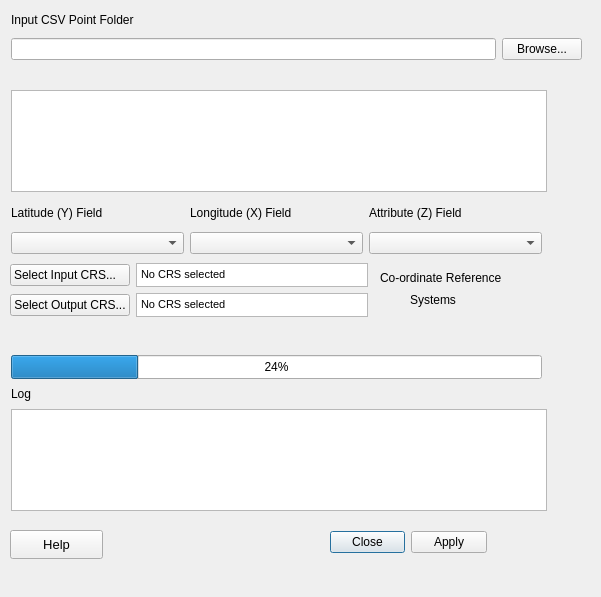
The window that CSV2Grid/CSV2Grid_form.ui (tlbtlb/MarineToolsQGIS) describes before a commit, drawn with Qt 5.
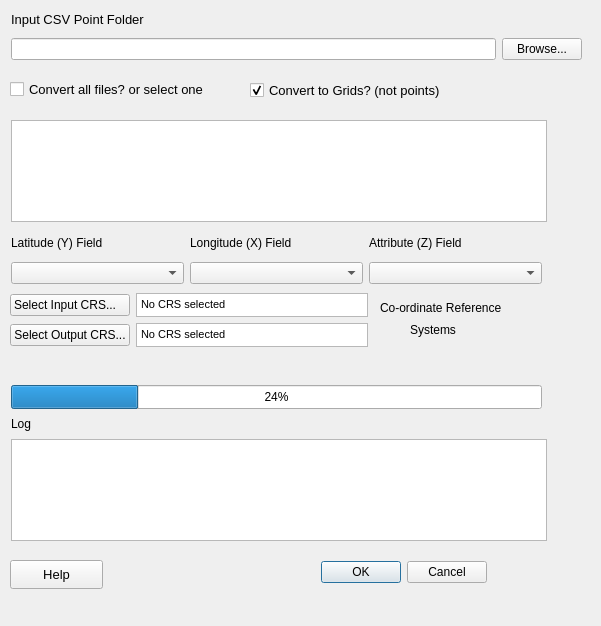
The same window after the commit. Icons and pictures are not drawn.

```diff
--- a/CSV2Grid/CSV2Grid_form.ui
+++ b/CSV2Grid/CSV2Grid_form.ui
@@ -13,7 +13,7 @@
     <x>0</x>
     <y>0</y>
     <width>601</width>
-    <height>597</height>
+    <height>626</height>
    </rect>
   </property>
   <property name="font">
@@ -36,6 +36,13 @@
      <height>16</height>
     </rect>
    </property>
+   <property name="font">
+    <font>
+     <family>Arial</family>
+     <pointsize>10</pointsize>
+     <bold>false</bold>
+    </font>
+   </property>
    <property name="text">
     <string>Input CSV Point Folder</string>
    </property>
@@ -68,7 +75,7 @@
    <property name="geometry">
     <rect>
      <x>11</x>
-     <y>90</y>
+     <y>120</y>
      <width>536</width>
      <height>102</height>
     </rect>
@@ -78,7 +85,7 @@
    <property name="geometry">
     <rect>
      <x>11</x>
-     <y>332</y>
+     <y>362</y>
      <width>181</width>
      <height>16</height>
     </rect>
@@ -96,7 +103,7 @@
    <property name="geometry">
     <rect>
      <x>11</x>
-     <y>355</y>
+     <y>385</y>
      <width>531</width>
      <height>24</height>
     </rect>
@@ -109,7 +116,7 @@
    <property name="geometry">
     <rect>
      <x>11</x>
-     <y>386</y>
+     <y>416</y>
      <width>231</width>
      <height>16</height>
     </rect>
@@ -122,7 +129,7 @@
    <property name="geometry">
     <rect>
      <x>11</x>
-     <y>409</y>
+     <y>439</y>
      <width>536</width>
      <height>102</height>
     </rect>
@@ -131,9 +138,9 @@
   <widget class="QDialogButtonBox" name="BtnApplyClose">
    <property name="geometry">
     <rect>
-     <x>330</x>
-     <y>530</y>
-     <width>157</width>
+     <x>246</x>
+     <y>560</y>
+     <width>241</width>
      <height>24</height>
     </rect>
    </property>
@@ -141,7 +148,7 @@
     <enum>Qt::Horizontal</enum>
    </property>
    <property name="standardButtons">
-    <set>QDialogButtonBox::Apply|QDialogButtonBox::Close</set>
+    <set>QDialogButtonBox::Cancel|QDialogButtonBox::Ok</set>
    </property>
    <property name="centerButtons">
     <bool>false</bool>
@@ -151,7 +158,7 @@
    <property name="geometry">
     <rect>
      <x>10</x>
-     <y>530</y>
+     <y>560</y>
      <width>93</width>
      <height>29</height>
     </rect>
@@ -220,7 +227,7 @@
    <property name="geometry">
     <rect>
      <x>11</x>
-     <y>199</y>
+     <y>229</y>
      <width>531</width>
      <height>55</height>
     </rect>
@@ -262,7 +269,7 @@
    <property name="geometry">
     <rect>
      <x>10</x>
-     <y>260</y>
+     <y>290</y>
      <width>358</width>
      <height>31</height>
     </rect>
@@ -322,7 +329,7 @@
    <property name="geometry">
     <rect>
      <x>10</x>
-     <y>290</y>
+     <y>320</y>
      <width>358</width>
      <height>31</height>
     </rect>
@@ -382,7 +389,7 @@
    <property name="geometry">
     <rect>
      <x>380</x>
-     <y>270</y>
+     <y>300</y>
      <width>151</width>
      <height>16</height>
     </rect>
@@ -399,7 +406,7 @@
    <property name="geometry">
     <rect>
      <x>410</x>
-     <y>290</y>
+     <y>320</y>
      <width>101</width>
      <height>20</height>
     </rect>
@@ -416,7 +423,7 @@
    <property name="geometry">
     <rect>
      <x>520</x>
-     <y>520</y>
+     <y>550</y>
      <width>61</width>
      <height>61</height>
     </rect>
@@ -425,7 +432,54 @@
     <string/>
    </property>
    <property name="pixmap">
-    <pixmap>NOC.png</pixmap>
+    <pixmap>../icons/NOC.png</pixmap>
+   </property>
+  </widget>
+  <widget class="QCheckBox" name="Do_all">
+   <property name="geometry">
+    <rect>
+     <x>10</x>
+     <y>80</y>
+     <width>211</width>
+     <height>18</height>
+    </rect>
+   </property>
+   <property name="font">
+    <font>
+     <pointsize>10</pointsize>
+     <bold>false</bold>
+    </font>
+   </property>
+   <property name="text">
+    <string>Convert all files? or select one</string>
+   </property>
+   <property name="checked">
+    <bool>false</bool>
+   </property>
+  </widget>
+  <widget class="QCheckBox" name="Do_Grids">
+   <property name="geometry">
+    <rect>
+     <x>250</x>
+     <y>80</y>
+     <width>301</width>
+     <height>20</height>
+    </rect>
+   </property>
+   <property name="font">
+    <font>
+     <pointsize>10</pointsize>
+     <bold>false</bold>
+    </font>
+   </property>
+   <property name="text">
+    <string>Convert to Grids? (not points)</string>
+   </property>
+   <property name="checkable">
+    <bool>true</bool>
+   </property>
+   <property name="checked">
+    <bool>true</bool>
    </property>
   </widget>
  </widget>
```
